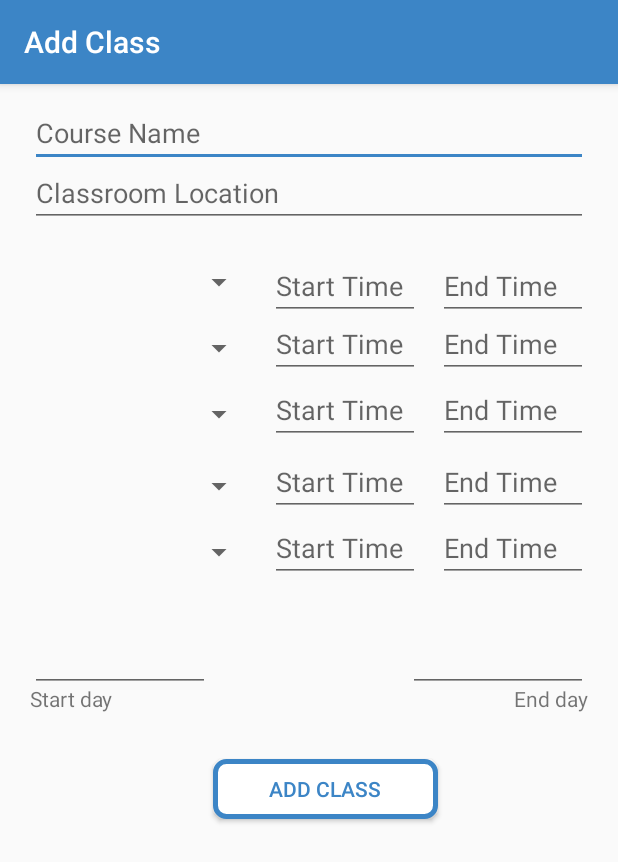
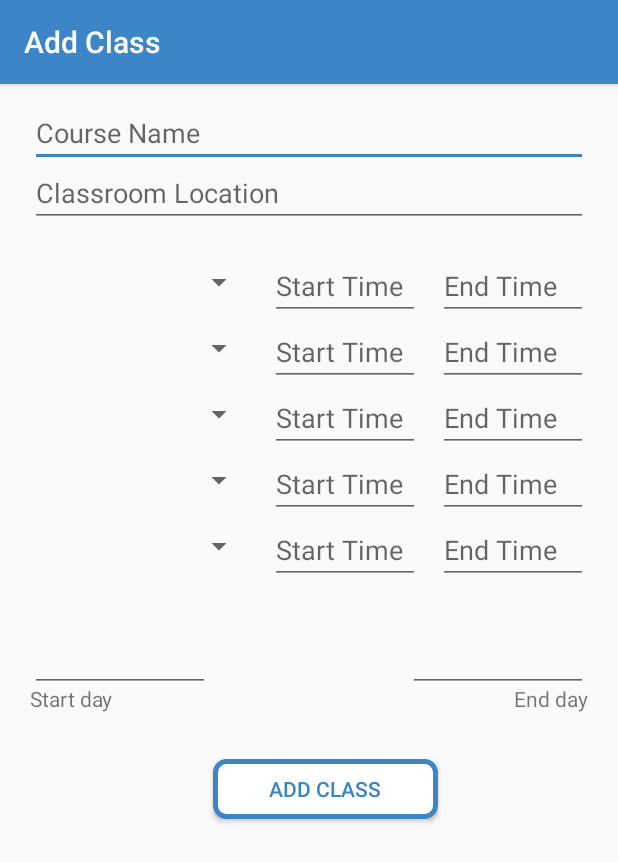
Before and after one commit to anthonyrogers/AutoAttendApp, an Android app: the AddClassContent screen opened directly, with no data from a screen before it, on a phone screen of 412 x 824 dp. Shown: the top 862 px of the screen. Run offline under Robolectric (Android 15) with nearby library versions, the phone set to English and light mode, and no system bars.

Commit message:
turns out it was cut off on all the text boxes so i did the same to all of them

```diff
--- a/app/src/main/res/layout/content_add_class.xml
+++ b/app/src/main/res/layout/content_add_class.xml
@@ -42,18 +42,6 @@
         app:layout_constraintStart_toStartOf="parent"
         app:layout_constraintTop_toTopOf="parent" />
 
-    <EditText
-        android:id="@+id/etStartTime5"
-        android:layout_width="100dp"
-        android:layout_height="40dp"
-        android:layout_marginStart="180dp"
-        android:layout_marginTop="292dp"
-        android:ems="10"
-        android:hint="Start Time"
-        android:inputType="time"
-        app:layout_constraintStart_toStartOf="parent"
-        app:layout_constraintTop_toTopOf="parent" />
-
     <TextView
         android:id="@+id/textViewStartDay"
         android:layout_width="wrap_content"
@@ -61,15 +49,6 @@
         android:layout_marginStart="20dp"
         android:layout_marginTop="400dp"
         android:text="Start day"
-        app:layout_constraintStart_toStartOf="parent"
-        app:layout_constraintTop_toTopOf="parent" />
-
-    <Spinner
-        android:id="@+id/spinWeekDay5"
-        android:layout_width="150dp"
-        android:layout_height="40dp"
-        android:layout_marginStart="20dp"
-        android:layout_marginTop="292dp"
         app:layout_constraintStart_toStartOf="parent"
         app:layout_constraintTop_toTopOf="parent" />
 
@@ -85,7 +64,7 @@
     <EditText
         android:id="@+id/etEndTime2"
         android:layout_width="100dp"
-        android:layout_height="40dp"
+        android:layout_height="0dp"
         android:layout_marginTop="156dp"
         android:layout_marginEnd="20dp"
         android:ems="10"
@@ -118,10 +97,10 @@
         app:layout_constraintTop_toTopOf="parent" />
 
     <EditText
-        android:id="@+id/etEndTime5"
+        android:id="@+id/etEndTime4"
         android:layout_width="100dp"
-        android:layout_height="40dp"
-        android:layout_marginTop="292dp"
+        android:layout_height="0dp"
+        android:layout_marginTop="244dp"
         android:layout_marginEnd="20dp"
         android:ems="10"
         android:hint="End Time"
@@ -130,10 +109,34 @@
         app:layout_constraintTop_toTopOf="parent" />
 
     <EditText
-        android:id="@+id/etEndTime4"
+        android:id="@+id/etStartTime4"
         android:layout_width="100dp"
-        android:layout_height="40dp"
-        android:layout_marginTop="248dp"
+        android:layout_height="0dp"
+        android:layout_marginStart="180dp"
+        android:layout_marginTop="244dp"
+        android:ems="10"
+        android:hint="Start Time"
+        android:inputType="time"
+        app:layout_constraintStart_toStartOf="parent"
+        app:layout_constraintTop_toTopOf="parent" />
+
+    <EditText
+        android:id="@+id/etStartTime5"
+        android:layout_width="100dp"
+        android:layout_height="0dp"
+        android:layout_marginStart="180dp"
+        android:layout_marginTop="288dp"
+        android:ems="10"
+        android:hint="Start Time"
+        android:inputType="time"
+        app:layout_constraintStart_toStartOf="parent"
+        app:layout_constraintTop_toTopOf="parent" />
+
+    <EditText
+        android:id="@+id/etEndTime5"
+        android:layout_width="100dp"
+        android:layout_height="0dp"
+        android:layout_marginTop="288dp"
         android:layout_marginEnd="20dp"
         android:ems="10"
         android:hint="End Time"
@@ -141,10 +144,28 @@
         app:layout_constraintEnd_toEndOf="parent"
         app:layout_constraintTop_toTopOf="parent" />
 
+    <Spinner
+        android:id="@+id/spinWeekDay5"
+        android:layout_width="150dp"
+        android:layout_height="40dp"
+        android:layout_marginStart="20dp"
+        android:layout_marginTop="288dp"
+        app:layout_constraintStart_toStartOf="parent"
+        app:layout_constraintTop_toTopOf="parent" />
+
+    <Spinner
+        android:id="@+id/spinWeekDay4"
+        android:layout_width="150dp"
+        android:layout_height="40dp"
+        android:layout_marginStart="20dp"
+        android:layout_marginTop="244dp"
+        app:layout_constraintStart_toStartOf="parent"
+        app:layout_constraintTop_toTopOf="parent" />
+
     <EditText
         android:id="@+id/etEndTime3"
         android:layout_width="100dp"
-        android:layout_height="40dp"
+        android:layout_height="0dp"
         android:layout_marginTop="200dp"
         android:layout_marginEnd="20dp"
         android:ems="10"
@@ -177,7 +198,7 @@
     <EditText
         android:id="@+id/etStartTime3"
         android:layout_width="100dp"
-        android:layout_height="40dp"
+        android:layout_height="0dp"
         android:layout_marginStart="180dp"
         android:layout_marginTop="200dp"
         android:ems="10"
@@ -197,15 +218,6 @@
         app:layout_constraintStart_toStartOf="parent"
         app:layout_constraintTop_toTopOf="parent" />
 
-    <Spinner
-        android:id="@+id/spinWeekDay4"
-        android:layout_width="150dp"
-        android:layout_height="40dp"
-        android:layout_marginStart="20dp"
-        android:layout_marginTop="248dp"
-        app:layout_constraintStart_toStartOf="parent"
-        app:layout_constraintTop_toTopOf="parent" />
-
     <TextView
         android:id="@+id/textViewEndDay"
         android:layout_width="wrap_content"
@@ -219,21 +231,9 @@
     <EditText
         android:id="@+id/etStartTime2"
         android:layout_width="100dp"
-        android:layout_height="40dp"
+        android:layout_height="0dp"
         android:layout_marginStart="180dp"
         android:layout_marginTop="156dp"
-        android:ems="10"
-        android:hint="Start Time"
-        android:inputType="time"
-        app:layout_constraintStart_toStartOf="parent"
-        app:layout_constraintTop_toTopOf="parent" />
-
-    <EditText
-        android:id="@+id/etStartTime4"
-        android:layout_width="100dp"
-        android:layout_height="40dp"
-        android:layout_marginStart="180dp"
-        android:layout_marginTop="248dp"
         android:ems="10"
         android:hint="Start Time"
         android:inputType="time"
```
